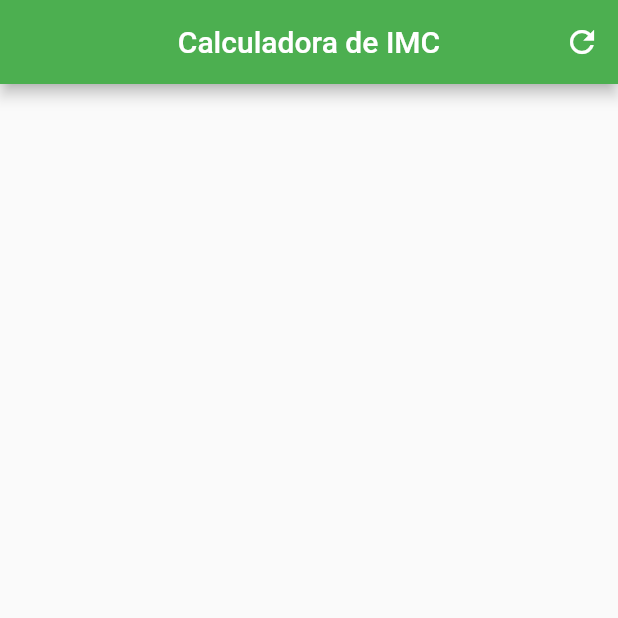
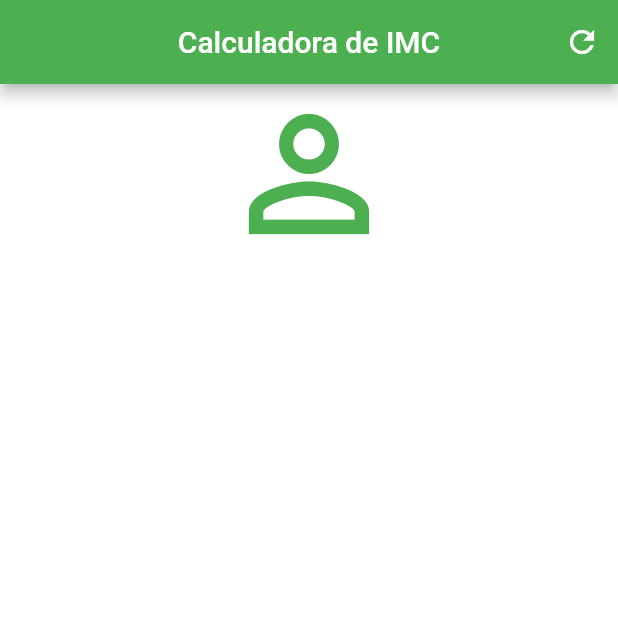
Before and after one commit to leonardovasconcelos/flutter_calculo_imc, a Flutter app: the screen it shows after launch, on a phone screen of 412 x 824 dp, the top half of it. Run offline on Flutter 3.47's test engine with Material 2 defaults, Android fonts, the phone set to English and light mode, and no system bars.

Commit message:
Inserção do Icone

```diff
--- a/lib/main.dart
+++ b/lib/main.dart
@@ -1,9 +1,12 @@
+import 'package:flutter/cupertino.dart';
 import 'package:flutter/material.dart';
-void main(){
+
+void main() {
   runApp(MaterialApp(
     home: Home(),
   ));
 }
+
 class Home extends StatefulWidget {
   @override
   _HomeState createState() => _HomeState();
@@ -18,8 +21,17 @@ class _HomeState extends State<Home> {
         centerTitle: true,
         backgroundColor: Colors.green,
         actions: <Widget>[
-          IconButton(icon: Icon(Icons.refresh),
-              onPressed: (){},)
+          IconButton(
+            icon: Icon(Icons.refresh),
+            onPressed: () {},
+          )
+        ],
+      ),
+      backgroundColor: Colors.white,
+      body: Column(
+        crossAxisAlignment: CrossAxisAlignment.stretch,
+        children: <Widget>[
+          Icon(Icons.person_outline, size: 120.0, color: Colors.green)
         ],
       ),
     );
```
